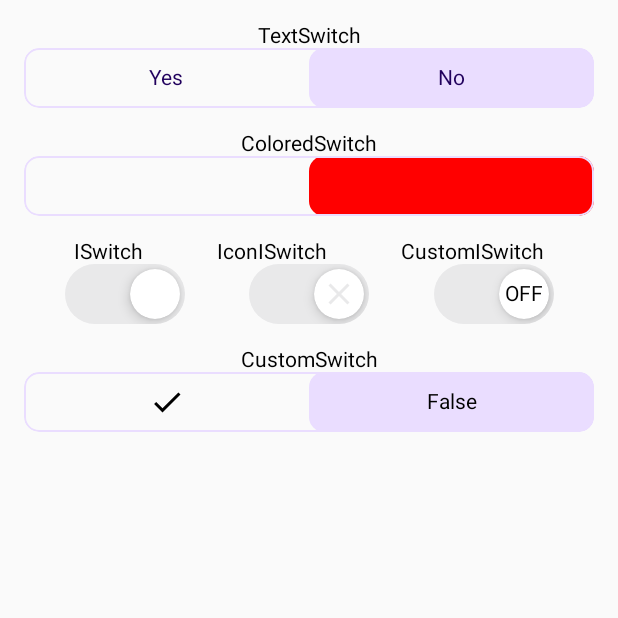
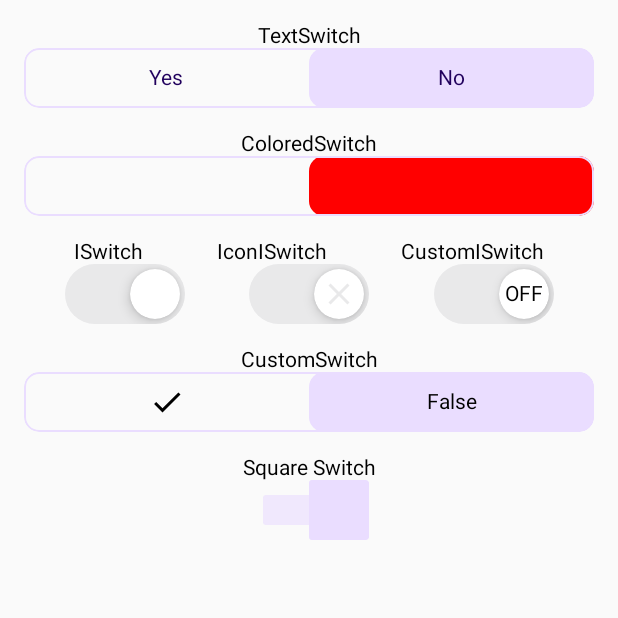
Before and after one commit to muazkadan/switchy-compose, an Android app built with Jetpack Compose: the screen it shows after launch (MainActivity), on a phone screen of 412 x 824 dp, the top half of it. Run offline under Robolectric (Android 15) with nearby library versions, the phone set to English and light mode, and no system bars.

Commit message:
add SquareSwitch.kt

```diff
--- a/app/src/main/java/dev/muazkadan/switchycomposedemo/MainScreen.kt
+++ b/app/src/main/java/dev/muazkadan/switchycomposedemo/MainScreen.kt
@@ -18,12 +18,14 @@ import androidx.compose.runtime.saveable.rememberSaveable
 import androidx.compose.runtime.setValue
 import androidx.compose.ui.Alignment
 import androidx.compose.ui.Modifier
+import androidx.compose.ui.tooling.preview.Preview
 import androidx.compose.ui.unit.dp
 import dev.muazkadan.switchycompose.ColoredSwitch
 import dev.muazkadan.switchycompose.CustomISwitch
 import dev.muazkadan.switchycompose.CustomSwitch
 import dev.muazkadan.switchycompose.ISwitch
 import dev.muazkadan.switchycompose.IconISwitch
+import dev.muazkadan.switchycompose.SquareSwitch
 import dev.muazkadan.switchycompose.TextSwitch
 
 @Composable
@@ -116,6 +118,23 @@ fun MainScreen() {
                 )
             }
         )
-
+        Spacer(
+            modifier = Modifier.size(16.dp)
+        )
+        Text(text = "Square Switch")
+        SquareSwitch(
+            modifier = Modifier
+                .padding(horizontal = 16.dp),
+            switchValue = switchValue,
+            onValueChanged = {
+                switchValue = it
+            }
+        )
     }
 }
+
+@Preview(showBackground = true)
+@Composable
+private fun MainScreenPreview() {
+    MainScreen()
+}
--- /dev/null
+++ b/switchycompose/src/main/java/dev/muazkadan/switchycompose/SquareSwitch.kt
@@ -0,0 +1,118 @@
+package dev.muazkadan.switchycompose
+
+import androidx.compose.runtime.Composable
+import androidx.compose.animation.core.LinearOutSlowInEasing
+import androidx.compose.animation.core.animateDpAsState
+import androidx.compose.animation.core.tween
+import androidx.compose.foundation.background
+import androidx.compose.foundation.clickable
+import androidx.compose.foundation.interaction.MutableInteractionSource
+import androidx.compose.foundation.layout.*
+import androidx.compose.foundation.shape.RoundedCornerShape
+import androidx.compose.material3.ButtonDefaults
+import androidx.compose.material3.MaterialTheme
+import androidx.compose.runtime.*
+import androidx.compose.ui.Alignment
+import androidx.compose.ui.Modifier
+import androidx.compose.ui.draw.clip
+import androidx.compose.ui.graphics.Color
+import androidx.compose.ui.layout.onGloballyPositioned
+import androidx.compose.ui.platform.LocalDensity
+import androidx.compose.ui.tooling.preview.Preview
+import androidx.compose.ui.unit.dp
+
+@Composable
+fun SquareSwitch(
+    modifier: Modifier = Modifier,
+    shape: RoundedCornerShape = RoundedCornerShape(2.dp),
+    switchValue: Boolean,
+    squareColor: Color = MaterialTheme.colorScheme.primaryContainer,
+    containerColor: Color = squareColor.copy(alpha = 0.6f),
+    onValueChanged: (Boolean) -> Unit,
+) {
+    var width by remember { (mutableStateOf(0.dp)) }
+    var height by remember { (mutableStateOf(ButtonDefaults.MinHeight)) }
+
+    val interactionSource = remember {
+        MutableInteractionSource()
+    }
+
+    var switchClicked by remember {
+        mutableStateOf(switchValue)
+    }
+
+    var padding by remember {
+        mutableStateOf(0.dp)
+    }
+
+    padding = if (switchClicked) 0.dp else width - (width / 2)
+
+    val animateSize by animateDpAsState(
+        targetValue = if (switchClicked) 0.dp else padding,
+        tween(
+            durationMillis = 333,
+            delayMillis = 0,
+            easing = LinearOutSlowInEasing
+        )
+    )
+
+    val localDensity = LocalDensity.current
+    Box(
+        modifier = modifier
+            .defaultMinSize(
+                minWidth = ButtonDefaults.MinHeight * 2,
+                minHeight = ButtonDefaults.MinHeight
+            )
+            .onGloballyPositioned {
+                width = with(localDensity) {
+                    it.size.width.toDp()
+                }
+                height = with(localDensity) {
+                    it.size.height.toDp()
+                }
+            }
+            .height(height)
+            .clip(shape = shape)
+            .clickable(
+                interactionSource = interactionSource,
+                indication = null
+            ) {
+                switchClicked = !switchClicked
+                onValueChanged(switchClicked)
+            }
+    ) {
+        Box(
+            modifier = Modifier
+                .height(height / 2)
+                .width(width / 1.3f)
+                .clip(shape = shape)
+                .background(containerColor)
+                .align(Alignment.Center)
+        )
+        Row {
+            Box(
+                modifier = Modifier
+                    .fillMaxHeight()
+                    .width(animateSize)
+                    .background(Color.Transparent)
+            )
+            Box(
+                modifier = Modifier
+                    .height(height)
+                    .width(width / 2)
+                    .clip(shape = shape)
+                    .background(squareColor)
+            )
+        }
+    }
+}
+
+
+@Preview
+@Composable
+private fun SquareSwitchPreview() {
+    SquareSwitch(
+        switchValue = true,
+        onValueChanged = {}
+    )
+}
```
